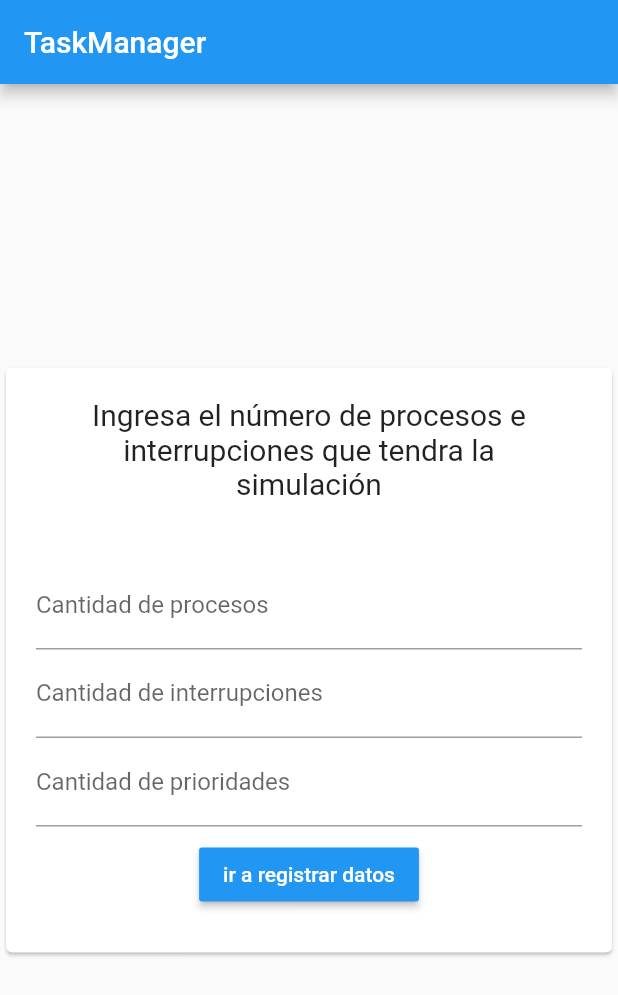
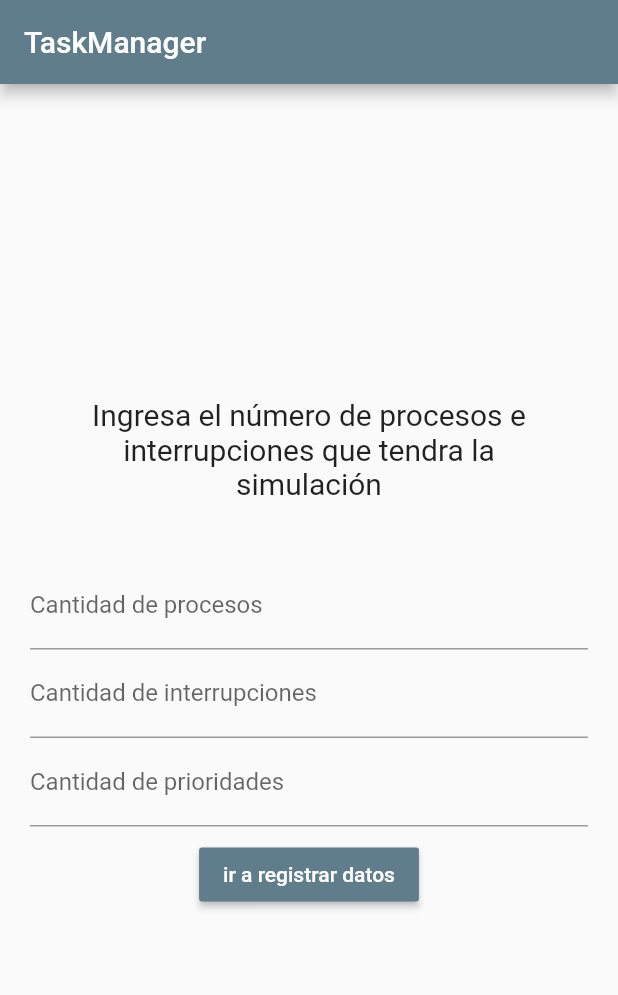
Before and after one commit to JavCho23/TaskManager, a Flutter app: the screen it shows after launch, on a phone screen of 412 x 824 dp. Shown: the top 995 px of the screen. Run offline on Flutter 3.47's test engine with Material 2 defaults, Android fonts, the phone set to English and light mode, and no system bars; our stand-ins replace charts_flutter.

Commit message:
cambiando color

```diff
--- a/formulario/lib/main.dart
+++ b/formulario/lib/main.dart
@@ -11,16 +11,7 @@ class MyApp extends StatelessWidget {
       debugShowCheckedModeBanner: false,
       title: 'TaskManager',
       theme: ThemeData(
-        // This is the theme of your application.
-        //
-        // Try running your application with "flutter run". You'll see the
-        // application has a blue toolbar. Then, without quitting the app, try
-        // changing the primarySwatch below to Colors.green and then invoke
-        // "hot reload" (press "r" in the console where you ran "flutter run",
-        // or simply save your changes to "hot reload" in a Flutter IDE).
-        // Notice that the counter didn't reset back to zero; the application
-        // is not restarted.
-        primarySwatch: Colors.blue,
+        primarySwatch: Colors.blueGrey,
       ),
       home: MyHomePage(title: 'TaskManager'),
     );
@@ -29,15 +20,6 @@ class MyApp extends StatelessWidget {
 
 class MyHomePage extends StatefulWidget {
   MyHomePage({Key key, this.title}) : super(key: key);
-
-  // This widget is the home page of your application. It is stateful, meaning
-  // that it has a State object (defined below) that contains fields that affect
-  // how it looks.
-
-  // This class is the configuration for the state. It holds the values (in this
-  // case the title) provided by the parent (in this case the App widget) and
-  // used by the build method of the State. Fields in a Widget subclass are
-  // always marked "final".
 
   final String title;
 
@@ -51,24 +33,11 @@ class _MyHomePageState extends State<MyHomePage> {
 
   @override
   Widget build(BuildContext context) {
-    // This method is rerun every time setState is called, for instance as done
-    // by the _incrementCounter method above.
-    //
-    // The Flutter framework has been optimized to make rerunning build methods
-    // fast, so that you can just rebuild anything that needs updating rather
-    // than having to individually change instances of widgets.
     return Scaffold(
       appBar: AppBar(
-        // Here we take the value from the MyHomePage object that was created by
-        // the App.build method, and use it to set our appbar title.
         title: Text(widget.title),
       ),
       body: Center(
-        // Center is a layout widget. It takes a single child and positions it
-        // in the middle of the parent.
-        child: Column(
-          children: <Widget>[
-            Card(
         child: Column(
           children: <Widget>[
             Padding(
@@ -96,8 +65,8 @@ class _MyHomePageState extends State<MyHomePage> {
                 child: Column(
                   children: <Widget>[
                     TextFormField(
-                            decoration: InputDecoration(
-                                labelText: 'Cantidad de procesos'),
+                      decoration:
+                          InputDecoration(labelText: 'Cantidad de procesos'),
                       keyboardType: TextInputType.number,
                       validator: (input) => input.length == 0
                           ? 'Ingrese un número correcto'
@@ -114,8 +83,8 @@ class _MyHomePageState extends State<MyHomePage> {
                       onSaved: (input) => breaks = int.parse(input),
                     ),
                     TextFormField(
-                            decoration: InputDecoration(
-                                labelText: 'Cantidad de prioridades'),
+                      decoration:
+                          InputDecoration(labelText: 'Cantidad de prioridades'),
                       keyboardType: TextInputType.number,
                       validator: (input) => input.length == 0
                           ? 'Ingrese un número correcto'
@@ -143,9 +112,6 @@ class _MyHomePageState extends State<MyHomePage> {
               ),
             )
           ],
-              ),
-            )
-          ],
           mainAxisAlignment: MainAxisAlignment.center,
         ),
       ),
```
Lines whose indentation alone changed are shown as unchanged.
